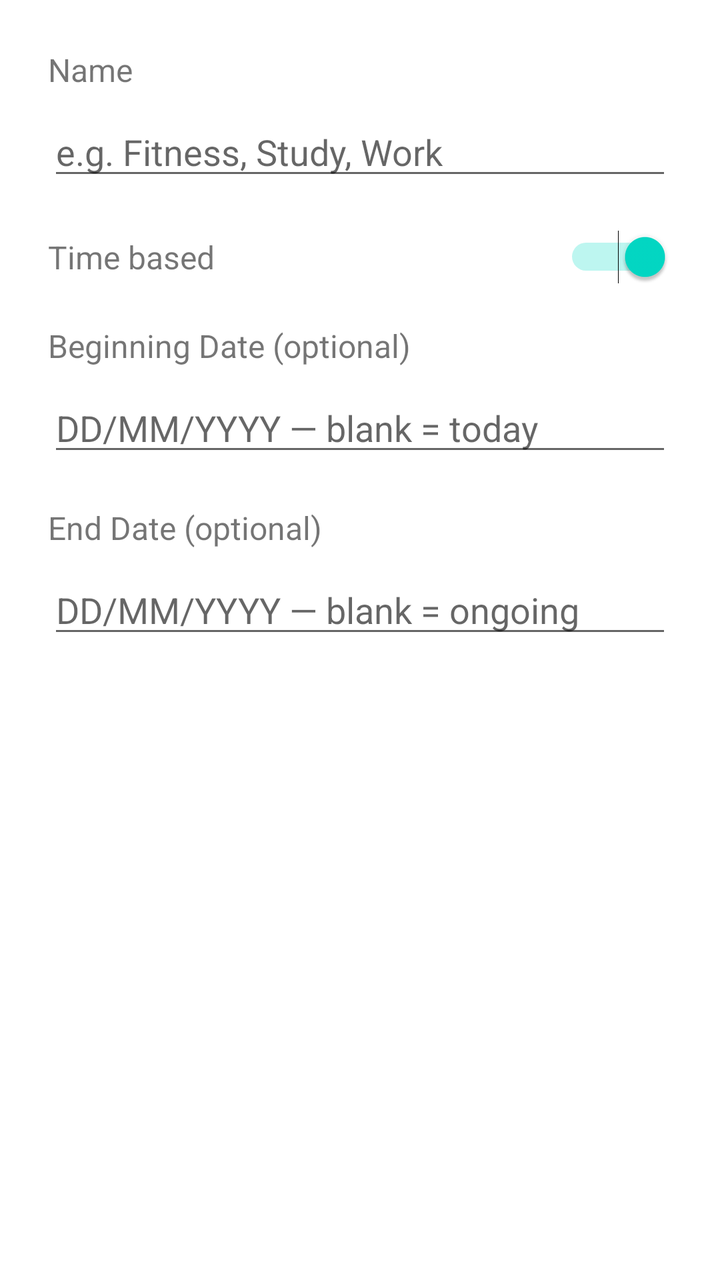
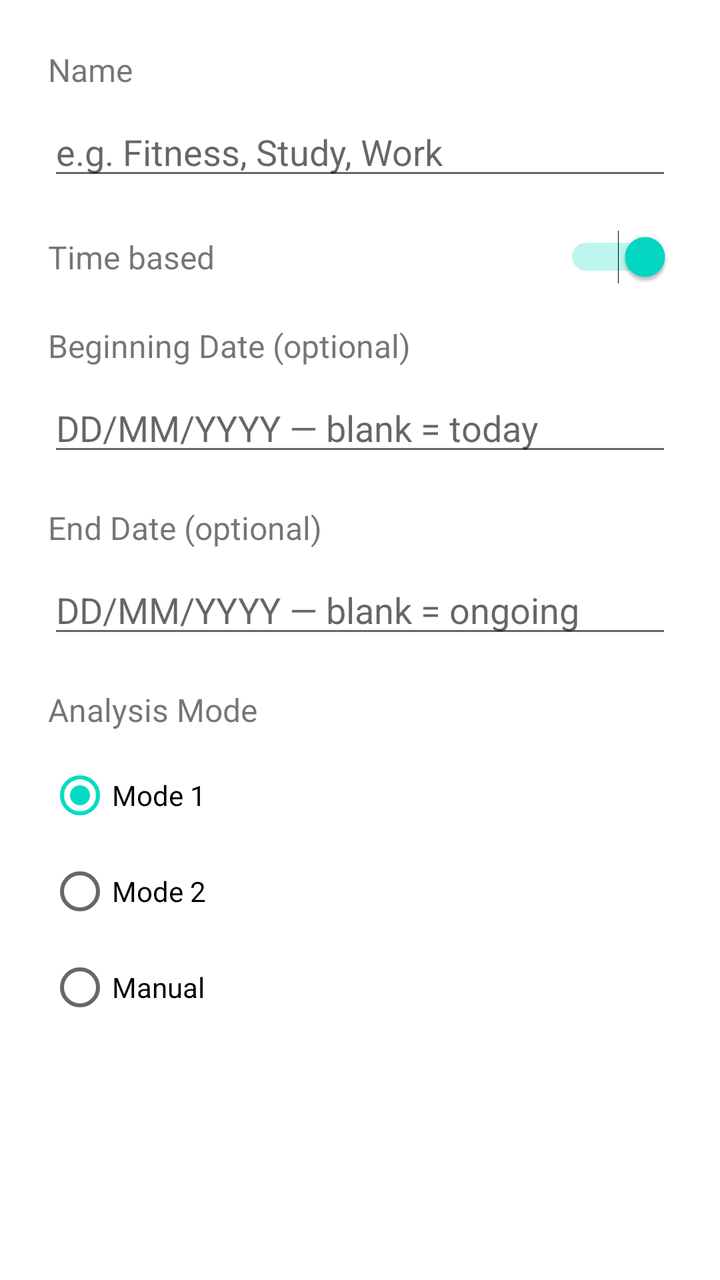

Two renders of the same Android screen: before a commit and after it. Below are the layout's source before the change and the commit's diff.
<!-- AndroidManifest.xml: application theme Theme.DAR -->
<!-- res/layout/dialog_create_dsla.xml -->
<?xml version="1.0" encoding="utf-8"?>
<ScrollView xmlns:android="http://schemas.android.com/apk/res/android"
    android:layout_width="match_parent"
    android:layout_height="wrap_content">

    <LinearLayout
        android:layout_width="match_parent"
        android:layout_height="wrap_content"
        android:orientation="vertical"
        android:padding="24dp">

        <TextView
            android:layout_width="wrap_content"
            android:layout_height="wrap_content"
            android:text="@string/dsla_name_label"
            android:textSize="16sp"
            android:layout_marginBottom="8dp" />

        <EditText
            android:id="@+id/edit_dsla_name"
            android:layout_width="match_parent"
            android:layout_height="wrap_content"
            android:inputType="text"
            android:hint="@string/dsla_name_hint" />

        <LinearLayout
            android:layout_width="match_parent"
            android:layout_height="wrap_content"
            android:orientation="horizontal"
            android:gravity="center_vertical"
            android:layout_marginTop="20dp">

            <TextView
                android:layout_width="0dp"
                android:layout_height="wrap_content"
                android:layout_weight="1"
                android:text="@string/dsla_time_toggle_label"
                android:textSize="16sp" />

            <Switch
                android:id="@+id/switch_time_enabled"
                android:layout_width="wrap_content"
                android:layout_height="wrap_content"
                android:checked="true" />

        </LinearLayout>

        <TextView
            android:layout_width="wrap_content"
            android:layout_height="wrap_content"
            android:text="@string/dsla_begin_label"
            android:textSize="16sp"
            android:layout_marginTop="20dp"
            android:layout_marginBottom="8dp" />

        <EditText
            android:id="@+id/edit_dsla_begin"
            android:layout_width="match_parent"
            android:layout_height="wrap_content"
            android:inputType="date"
            android:hint="@string/dsla_begin_hint" />

        <TextView
            android:layout_width="wrap_content"
            android:layout_height="wrap_content"
            android:text="@string/dsla_end_label"
            android:textSize="16sp"
            android:layout_marginTop="20dp"
            android:layout_marginBottom="8dp" />

        <EditText
            android:id="@+id/edit_dsla_end"
            android:layout_width="match_parent"
            android:layout_height="wrap_content"
            android:inputType="date"
            android:hint="@string/dsla_end_hint" />

    </LinearLayout>

</ScrollView>
<!-- resources referenced by this layout -->
<resources>
  <string name="dsla_begin_hint">DD/MM/YYYY — blank = today</string>
  <string name="dsla_begin_label">Beginning Date (optional)</string>
  <string name="dsla_end_hint">DD/MM/YYYY — blank = ongoing</string>
  <string name="dsla_end_label">End Date (optional)</string>
  <string name="dsla_name_hint">e.g. Fitness, Study, Work</string>
  <string name="dsla_name_label">Name</string>
  <string name="dsla_time_toggle_label">Time based</string>
  <style name="Theme.DAR" parent="Theme.MaterialComponents.DayNight.NoActionBar">
          <item name="colorPrimary">@color/dar_blue</item>
          <item name="colorPrimaryDark">@color/dar_blue_black</item>
      </style>
  <color name="dar_blue">#1565C0</color>
  <color name="dar_blue_black">#0D1B2A</color>
</resources>

<!-- the commit's change to res/layout/dialog_create_dsla.xml (unified diff, before → after) -->
@@ -75,6 +75,40 @@
             android:inputType="date"
             android:hint="@string/dsla_end_hint" />
 
+        <TextView
+            android:layout_width="wrap_content"
+            android:layout_height="wrap_content"
+            android:text="@string/dsla_analysis_mode_label"
+            android:textSize="16sp"
+            android:layout_marginTop="20dp"
+            android:layout_marginBottom="8dp" />
+
+        <RadioGroup
+            android:id="@+id/radio_analysis_mode"
+            android:layout_width="match_parent"
+            android:layout_height="wrap_content">
+
+            <RadioButton
+                android:id="@+id/radio_mode1"
+                android:layout_width="wrap_content"
+                android:layout_height="wrap_content"
+                android:text="@string/dsla_analysis_mode1"
+                android:checked="true" />
+
+            <RadioButton
+                android:id="@+id/radio_mode2"
+                android:layout_width="wrap_content"
+                android:layout_height="wrap_content"
+                android:text="@string/dsla_analysis_mode2" />
+
+            <RadioButton
+                android:id="@+id/radio_mode_manual"
+                android:layout_width="wrap_content"
+                android:layout_height="wrap_content"
+                android:text="@string/dsla_analysis_mode_manual" />
+
+        </RadioGroup>
+
     </LinearLayout>
 
 </ScrollView>
<!-- resource entries referenced after the edit -->
@@ -1,5 +1,9 @@
 <!-- resources referenced by this layout -->
 <resources>
+  <string name="dsla_analysis_mode1">Mode 1</string>
+  <string name="dsla_analysis_mode2">Mode 2</string>
+  <string name="dsla_analysis_mode_label">Analysis Mode</string>
+  <string name="dsla_analysis_mode_manual">Manual</string>
   <string name="dsla_begin_hint">DD/MM/YYYY — blank = today</string>
   <string name="dsla_begin_label">Beginning Date (optional)</string>
   <string name="dsla_end_hint">DD/MM/YYYY — blank = ongoing</string>
